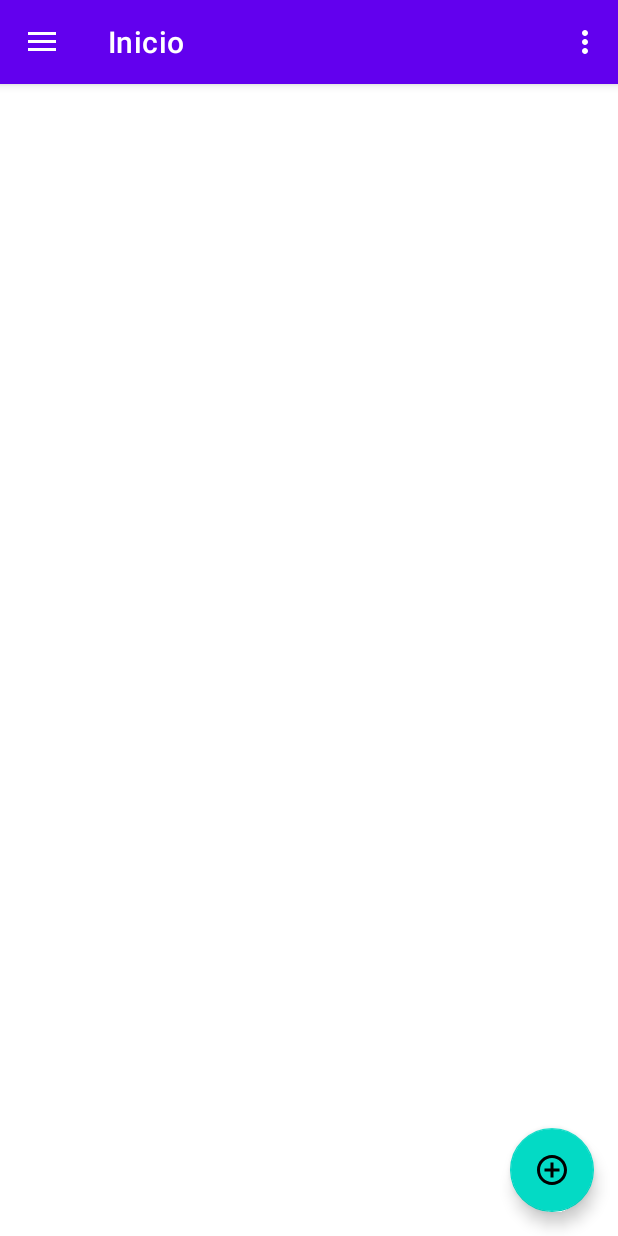
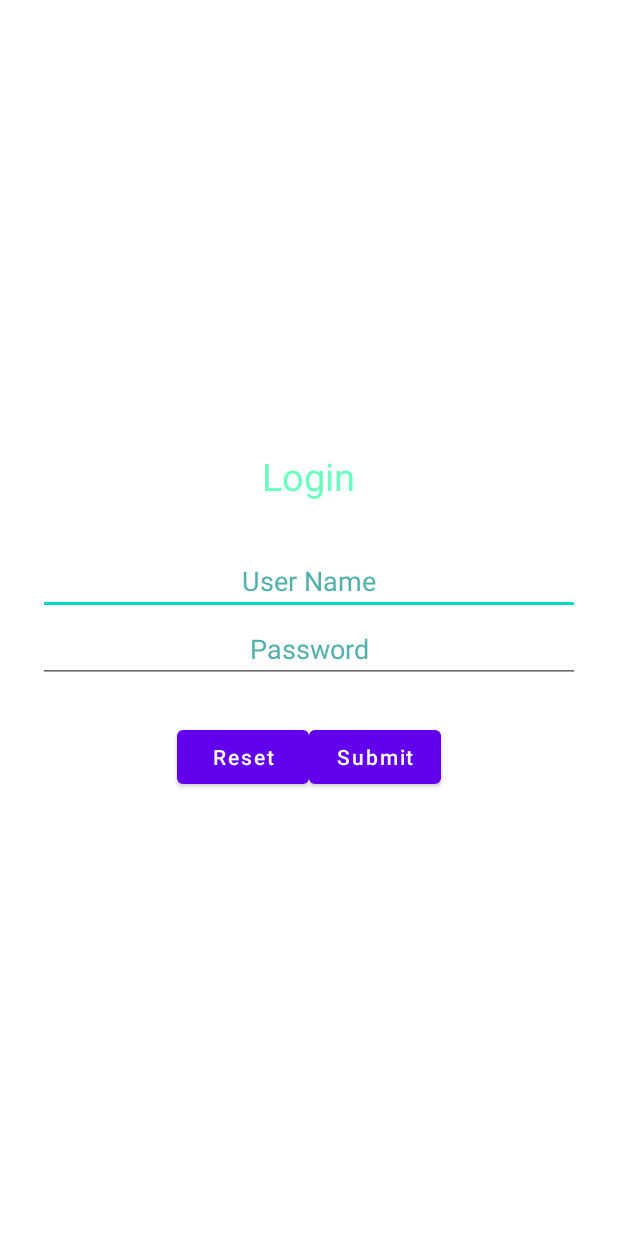
Before and after one commit to gd19016/RecipeSV, an Android app: the screen it shows after launch (MainActivity), on a phone screen of 412 x 824 dp. Run offline under Robolectric (Android 15) with nearby library versions, the phone set to English and light mode, and no system bars; our stand-ins replace navigation-ui.

Commit message:
Initial login logic.

```diff
--- a/app/src/main/java/sv/edu/ues/fia/eisi/recipesv/MainActivity.kt
+++ b/app/src/main/java/sv/edu/ues/fia/eisi/recipesv/MainActivity.kt
@@ -1,7 +1,11 @@
 package sv.edu.ues.fia.eisi.recipesv
 
+import android.content.Intent
 import android.os.Bundle
 import android.view.Menu
+import android.widget.Button
+import android.widget.EditText
+import android.widget.Toast
 import androidx.appcompat.app.AppCompatActivity
 import androidx.appcompat.widget.Toolbar
 import androidx.drawerlayout.widget.DrawerLayout
@@ -18,8 +22,29 @@ class MainActivity : AppCompatActivity() {
 
     override fun onCreate(savedInstanceState: Bundle?) {
         super.onCreate(savedInstanceState)
-        setContentView(R.layout.activity_main)
-        val toolbar: Toolbar = findViewById(R.id.toolbar)
+        setContentView(R.layout.activity_login)
+
+        var et_user_name = findViewById(R.id.et_user_name) as EditText
+        var et_password = findViewById(R.id.et_password) as EditText
+        var btn_reset = findViewById(R.id.btn_reset) as Button
+        var btn_submit = findViewById(R.id.btn_submit) as Button
+
+        btn_reset.setOnClickListener {
+            // clearing user_name and password edit text views on reset button click
+            et_user_name.setText("")
+            et_password.setText("")
+        }
+
+        // set on-click listener
+        btn_submit.setOnClickListener {
+            val user_name = et_user_name.text;
+            val password = et_password.text;
+            Toast.makeText(this@MainActivity, user_name, Toast.LENGTH_LONG).show()
+            val intent = Intent(this, RecipesActivity::class.java)
+            // start your next activity
+            startActivity(intent)
+
+            /*val toolbar: Toolbar = findViewById(R.id.toolbar)
             setSupportActionBar(toolbar)
             val drawerLayout: DrawerLayout = findViewById(R.id.drawer_layout)
             val navView: NavigationView = findViewById(R.id.nav_view)
@@ -29,10 +54,11 @@ class MainActivity : AppCompatActivity() {
             appBarConfiguration = AppBarConfiguration(setOf(
                 R.id.nav_inicio, R.id.nav_recetas, R.id.nav_usuarios, R.id.nav_colecciones), drawerLayout)
             setupActionBarWithNavController(navController, appBarConfiguration)
-        navView.setupWithNavController(navController)
+            navView.setupWithNavController(navController)*/
+        }
     }
 
-    override fun onCreateOptionsMenu(menu: Menu): Boolean {
+    /*override fun onCreateOptionsMenu(menu: Menu): Boolean {
         // Inflate the menu; this adds items to the action bar if it is present.
         menuInflater.inflate(R.menu.main, menu)
         return true
@@ -41,5 +67,5 @@ class MainActivity : AppCompatActivity() {
     override fun onSupportNavigateUp(): Boolean {
         val navController = findNavController(R.id.nav_host_fragment_content_main)
         return navController.navigateUp(appBarConfiguration) || super.onSupportNavigateUp()
+    }*/
 }
-}
--- /dev/null
+++ b/app/src/main/res/layout/activity_login.xml
@@ -0,0 +1,62 @@
+<?xml version="1.0" encoding="utf-8"?>
+<androidx.constraintlayout.widget.ConstraintLayout xmlns:android="http://schemas.android.com/apk/res/android"
+    xmlns:app="http://schemas.android.com/apk/res-auto"
+    xmlns:tools="http://schemas.android.com/tools"
+    android:layout_width="match_parent"
+    android:layout_height="match_parent"
+    tools:context=".MainActivity">
+
+    <LinearLayout
+        android:id="@+id/ll_main_layout"
+        android:layout_width="match_parent"
+        android:layout_height="match_parent"
+        android:gravity="center"
+        android:background="#ffff"
+        android:padding="25dp"
+        android:orientation="vertical">
+        <TextView
+            android:layout_width="wrap_content"
+            android:layout_height="wrap_content"
+            android:textSize="25dp"
+            android:textColor="#6dffbf"
+            android:padding="30dp"
+            android:text="Login"/>
+        <EditText
+            android:id="@+id/et_user_name"
+            android:hint="User Name"
+            android:textColor="#6bfff7"
+            android:textColorHint="#52afaa"
+            android:textAlignment="center"
+            android:layout_width="match_parent"
+            android:layout_height="wrap_content"/>
+        <EditText
+            android:id="@+id/et_password"
+            android:hint="Password"
+            android:textColor="#6bfff7"
+            android:textColorHint="#52afaa"
+            android:textAlignment="center"
+            android:inputType="textPassword"
+            android:layout_width="match_parent"
+            android:layout_height="wrap_content"/>
+        <LinearLayout
+            android:layout_width="match_parent"
+            android:layout_height="wrap_content"
+            android:gravity="center"
+            android:padding="25dp"
+            android:orientation="horizontal">
+            <Button
+                android:id="@+id/btn_reset"
+                android:text="Reset"
+                android:textAllCaps="false"
+                android:layout_width="wrap_content"
+                android:layout_height="wrap_content" />
+            <Button
+                android:id="@+id/btn_submit"
+                android:text="Submit"
+                android:textAllCaps="false"
+                android:layout_width="wrap_content"
+                android:layout_height="wrap_content" />
+        </LinearLayout>
+    </LinearLayout>
+
+</androidx.constraintlayout.widget.ConstraintLayout>
```
Also changed, not shown: app/src/main/AndroidManifest.xml (+11 -0 lines), app/src/main/java/sv/edu/ues/fia/eisi/recipesv/RecipesActivity.kt (added, +48 -0 lines), app/src/main/res/layout/fragment_guardar_receta.xml (+4 -4 lines). Lines whose indentation alone changed are shown as unchanged.
